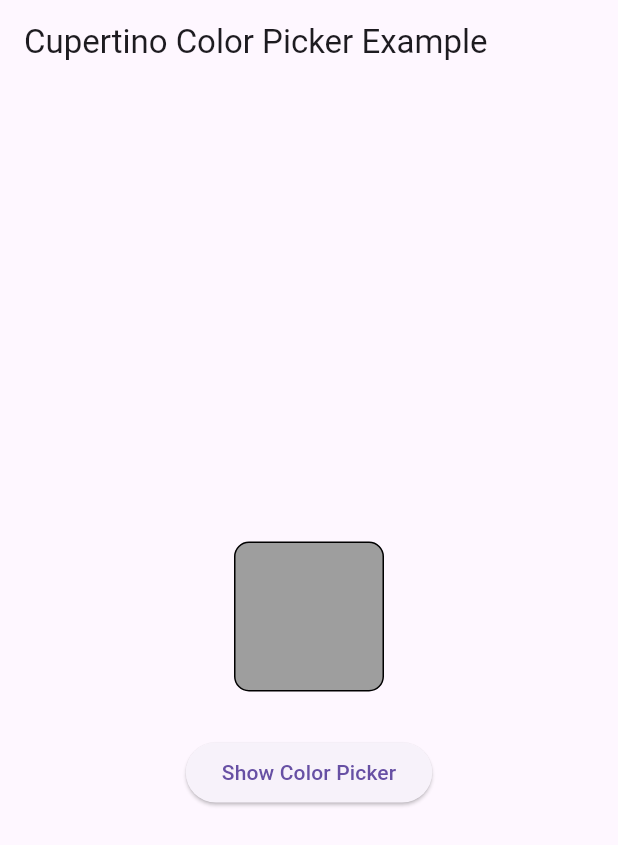
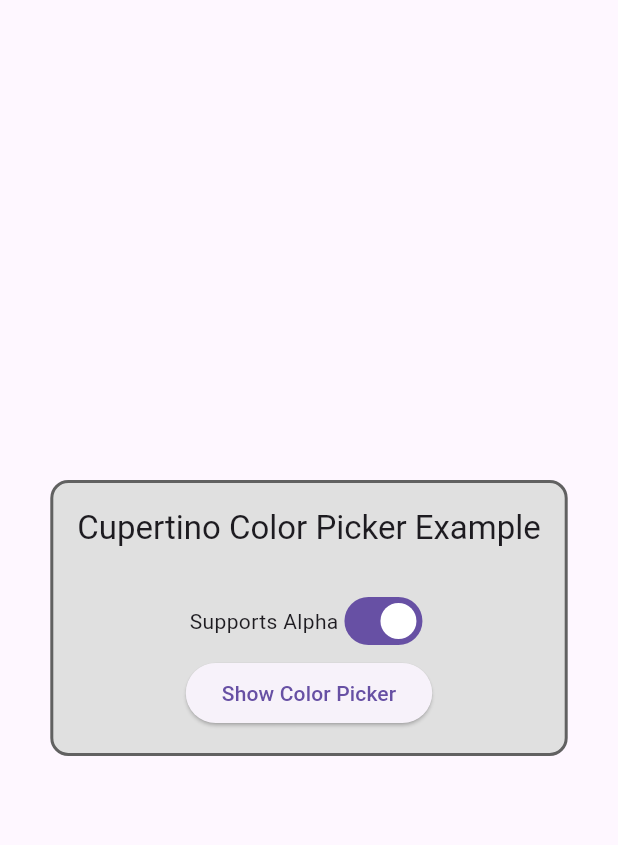
Before and after one commit to cskime/cupertino_color_picker, a Flutter app: the screen it shows after launch, after a tap on "Show Color Picker", on a phone screen of 412 x 824 dp. Shown: the top 845 px of the screen. Run offline on Flutter 3.47's test engine with Material 3 defaults, Android fonts, the phone set to English and light mode, and no system bars; our stand-ins replace plugin_platform_interface.

Commit message:
feat: Add onChange callback

```diff
--- a/example/lib/main.dart
+++ b/example/lib/main.dart
@@ -2,82 +2,112 @@ import 'dart:async';
 
 import 'package:cupertino_color_picker/cupertino_color_picker.dart';
 import 'package:flutter/material.dart';
-import 'package:flutter/services.dart';
 
 void main() {
-  runApp(const MyApp());
+  runApp(const CupertinoColorPickerExampleApp());
 }
 
-class MyApp extends StatefulWidget {
-  const MyApp({super.key});
+class CupertinoColorPickerExampleApp extends StatefulWidget {
+  const CupertinoColorPickerExampleApp({super.key});
 
   @override
-  State<MyApp> createState() => _MyAppState();
+  State<CupertinoColorPickerExampleApp> createState() =>
+      _CupertinoColorPickerExampleAppState();
 }
 
-class _MyAppState extends State<MyApp> {
-  @override
-  void initState() {
-    super.initState();
+class _CupertinoColorPickerExampleAppState
+    extends State<CupertinoColorPickerExampleApp> {
+  Color? _selectedColor;
+  String? _selectedColorHex;
+  bool _supportsAlpha = true;
+
+  void _onSupportsAlphaChanged(bool value) {
+    setState(() {
+      _supportsAlpha = value;
+    });
   }
 
-  Color? _selectedColor;
-  String? _selectedColorHex;
-
   Future<void> _showColorPicker() async {
-    try {
     final color = await showCupertinoColorPicker(
       initialColor: _selectedColor,
-        supportsAlpha: true,
+      supportsAlpha: _supportsAlpha,
+      onChanged: _onColorChanged,
     );
 
     if (color != null) {
+      _updateColor(color);
+    }
+  }
+
+  void _onColorChanged(Color color) {
+    _updateColor(color);
+  }
+
+  void _updateColor(Color color) {
     setState(() {
-          // Color 객체를 직접 사용
       _selectedColor = color;
-          // 표시를 위해 hex 문자열도 생성
       _selectedColorHex =
-              '#${color.value.toRadixString(16).padLeft(8, '0').toUpperCase()}';
+          '#${color.toARGB32().toRadixString(16).padLeft(8, '0').toUpperCase()}';
     });
-      }
-    } on PlatformException catch (e) {
-      setState(() {
-        _selectedColorHex = "Error: ${e.code}";
-      });
-    }
   }
 
   @override
   Widget build(BuildContext context) {
     return MaterialApp(
       home: Scaffold(
-        appBar: AppBar(title: const Text('Cupertino Color Picker Example')),
+        backgroundColor: _selectedColor,
         body: Center(
+          child: Container(
+            decoration: BoxDecoration(
+              color: Colors.grey.shade300,
+              borderRadius: BorderRadius.circular(12),
+              border: Border.all(color: Colors.grey.shade700, width: 2),
+            ),
+            padding: const EdgeInsets.all(16),
             child: Column(
               mainAxisAlignment: MainAxisAlignment.center,
+              mainAxisSize: MainAxisSize.min,
               children: [
-              const SizedBox(height: 20),
-              Container(
-                width: 100,
-                height: 100,
-                decoration: BoxDecoration(
-                  color: _selectedColor ?? Colors.grey,
-                  border: Border.all(color: Colors.black),
-                  borderRadius: BorderRadius.circular(10),
+                Text(
+                  'Cupertino Color Picker Example',
+                  style: Theme.of(context).textTheme.titleLarge,
                 ),
+                SizedBox(height: 24),
+                ?_hexColorText,
+                _supportsAlphaSwitch,
+                _showColorPickerButton,
+              ],
             ),
-              const SizedBox(height: 10),
-              if (_selectedColorHex != null)
-                Text('Selected color: $_selectedColorHex'),
-              const SizedBox(height: 20),
-              ElevatedButton(
-                onPressed: _showColorPicker,
-                child: const Text('Show Color Picker'),
-              ),
-            ],
           ),
         ),
       ),
     );
   }
+
+  Widget? get _hexColorText {
+    return _selectedColorHex != null
+        ? Text('Selected color: $_selectedColorHex')
+        : null;
   }
+
+  Widget get _supportsAlphaSwitch {
+    return Row(
+      mainAxisAlignment: MainAxisAlignment.center,
+      mainAxisSize: MainAxisSize.min,
+      children: [
+        const Text('Supports Alpha'),
+        Switch.adaptive(
+          value: _supportsAlpha,
+          onChanged: _onSupportsAlphaChanged,
+        ),
+      ],
+    );
+  }
+
+  Widget get _showColorPickerButton {
+    return ElevatedButton(
+      onPressed: _showColorPicker,
+      child: const Text('Show Color Picker'),
+    );
+  }
+}
--- a/lib/cupertino_color_picker.dart
+++ b/lib/cupertino_color_picker.dart
@@ -2,5 +2,4 @@
 /// This hides implementation details like platform interfaces.
 library;
 
-export 'src/cupertino_color_picker.dart'
-    show showCupertinoColorPicker, OnColorChanged;
+export 'src/cupertino_color_picker.dart' show showCupertinoColorPicker;
--- a/lib/src/cupertino_color_picker.dart
+++ b/lib/src/cupertino_color_picker.dart
@@ -1,10 +1,7 @@
+import 'package:cupertino_color_picker/src/utils/color_hex_string_ext.dart';
 import 'package:flutter/material.dart';
 
 import 'cupertino_color_picker_platform_interface.dart';
-
-/// Type definition for color change callback.
-/// Called when the color changes during the color picking process.
-typedef OnColorChanged = void Function(Color color);
 
 /// Shows the native iOS color picker and returns the selected color.
 ///
@@ -13,7 +10,7 @@ typedef OnColorChanged = void Function(Color color);
 /// Parameters:
 /// - [initialColor] - Optional initial color to show in the picker.
 /// - [supportsAlpha] - Whether the color picker should allow selecting colors with alpha component.
-/// - [onColorChanged] - Optional callback that is invoked when the color changes continuously
+/// - [onChanged] - Optional callback that is invoked when the color changes continuously
 ///   during the color picking process.
 ///
 /// Returns a Future that completes with the selected Color object
@@ -38,38 +35,20 @@ typedef OnColorChanged = void Function(Color color);
 Future<Color?> showCupertinoColorPicker({
   Color? initialColor,
   bool supportsAlpha = false,
-  ValueChanged<Color>? onColorChanged,
+  ValueChanged<Color>? onChanged,
 }) async {
   String? initialColorString;
 
   if (initialColor != null) {
-    // Convert Color to hex string using toARGB32 instead of deprecated .value
-    initialColorString =
-        '#${initialColor.toARGB32().toRadixString(16).padLeft(8, '0').toUpperCase()}';
+    initialColorString = initialColor.hexString;
   }
 
-  final hexColor = await CupertinoColorPickerPlatform.instance
+  final hexColorString = await CupertinoColorPickerPlatform.instance
       .showCupertinoColorPicker(
         initialColor: initialColorString,
         supportsAlpha: supportsAlpha,
+        onChanged: onChanged,
       );
 
-  // Convert the hex string to a Color object using the internal helper function
-  return hexColor != null ? _hexToColor(hexColor) : null;
+  return hexColorString?.color;
 }
-
-// Internal helper function to convert a hex string to a Color object
-// This function is not exposed outside this file
-Color? _hexToColor(String? hexString) {
-  if (hexString == null || hexString.isEmpty) return null;
-
-  hexString = hexString.toUpperCase().replaceAll("#", "");
-
-  if (hexString.length == 6) {
-    // Add full opacity if no alpha value
-    hexString = "FF$hexString";
-  }
-
-  final int? colorValue = int.tryParse(hexString, radix: 16);
-  return colorValue != null ? Color(colorValue) : null;
-}
--- a/lib/src/cupertino_color_picker_method_channel.dart
+++ b/lib/src/cupertino_color_picker_method_channel.dart
@@ -1,29 +1,44 @@
-import 'package:flutter/foundation.dart';
+import 'package:cupertino_color_picker/src/utils/color_hex_string_ext.dart';
 import 'package:flutter/services.dart';
 
 import 'cupertino_color_picker_platform_interface.dart';
 
 /// An implementation of [CupertinoColorPickerPlatform] that uses method channels.
 class MethodChannelCupertinoColorPicker extends CupertinoColorPickerPlatform {
-  /// The method channel used to interact with the native platform.
-  @visibleForTesting
-  final methodChannel = const MethodChannel('cupertino_color_picker');
+  final _methodChannel = const MethodChannel('cupertino_color_picker');
+
+  ValueChanged<Color>? _onChanged;
 
   @override
   Future<String?> showCupertinoColorPicker({
     String? initialColor,
     bool supportsAlpha = false,
+    ValueChanged<Color>? onChanged,
   }) async {
     final arguments = {
       'initialColor': initialColor,
       'supportsAlpha': supportsAlpha,
     };
 
-    final String? hexColor = await methodChannel.invokeMethod<String>(
+    final String? hexColor = await _methodChannel.invokeMethod<String>(
       'showCupertinoColorPicker',
       arguments,
     );
 
+    _onChanged = onChanged;
+    _methodChannel.setMethodCallHandler(_methodCallHandler);
+
     return hexColor;
   }
+
+  Future<dynamic> _methodCallHandler(MethodCall call) async {
+    if (call.method == 'didSelectColor' && _onChanged != null) {
+      final hexColorString = call.arguments as String;
+      final color = hexColorString.color;
+
+      if (color != null) {
+        _onChanged?.call(color);
+      }
+    }
+  }
 }
--- a/lib/src/cupertino_color_picker_platform_interface.dart
+++ b/lib/src/cupertino_color_picker_platform_interface.dart
@@ -1,3 +1,4 @@
+import 'package:flutter/material.dart';
 import 'package:plugin_platform_interface/plugin_platform_interface.dart';
 
 import 'cupertino_color_picker_method_channel.dart';
@@ -32,6 +33,7 @@ abstract class CupertinoColorPickerPlatform extends PlatformInterface {
   Future<String?> showCupertinoColorPicker({
     String? initialColor,
     bool supportsAlpha = false,
+    ValueChanged<Color>? onChanged,
   }) {
     throw UnimplementedError(
       'showCupertinoColorPicker() has not been implemented.',
```
Also changed, not shown: lib/src/utils/color_hex_string_ext.dart (added, +25 -0 lines), 1 other file. Lines whose indentation alone changed are shown as unchanged.
